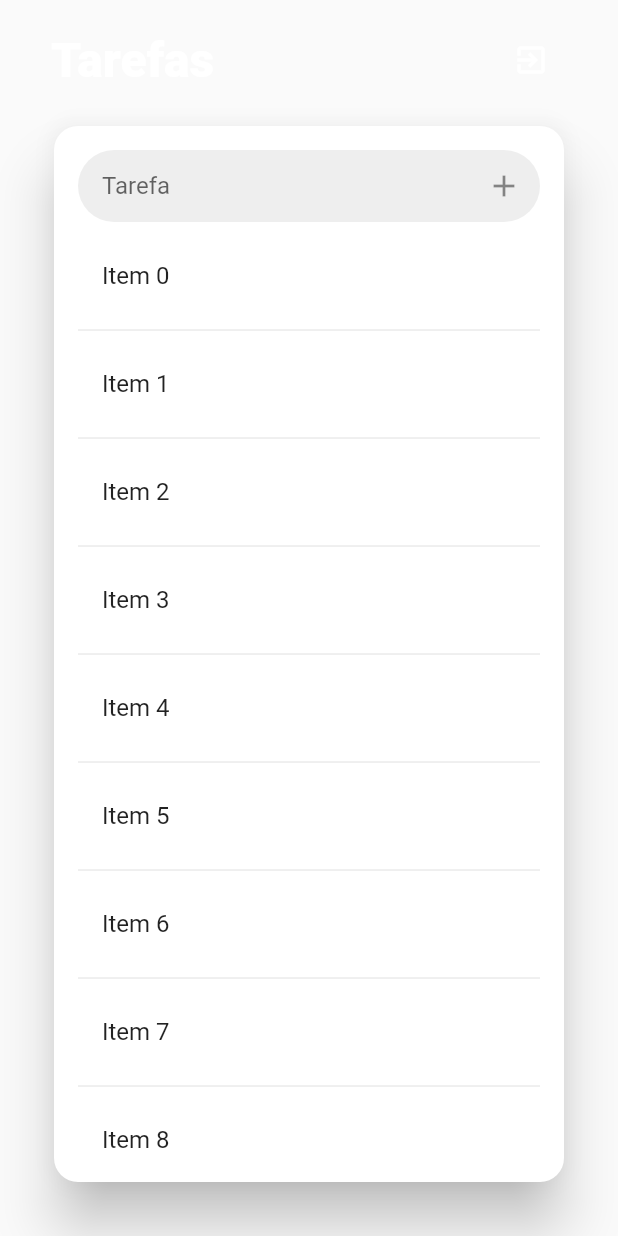
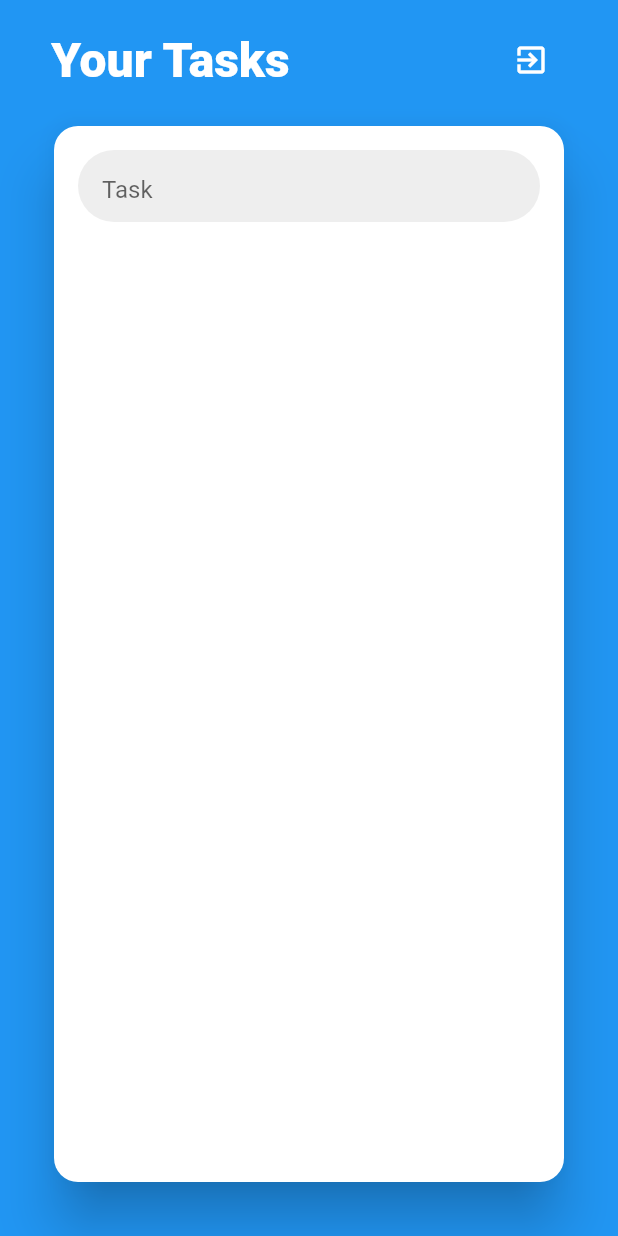
Before and after one commit to MonsterOfCode/MINE-Flutter-course, a Flutter app: the ListScreen screen opened directly, on a phone screen of 412 x 824 dp. Run offline on Flutter 3.47's test engine with Material 2 defaults, Android fonts, the phone set to English and light mode, and no system bars; our stand-ins replace cloud_firestore, dio, firebase_auth, firebase_storage, flare_flutter, flutter_masked_text and 8 more; accounts and stored records are empty; generated files the repository leaves out were written again.

Commit message:
feat(mobx) Mobx application done

```diff
--- a/mobx_app/lib/screens/list_screen.dart
+++ b/mobx_app/lib/screens/list_screen.dart
@@ -1,6 +1,10 @@
 import 'package:flutter/material.dart';
+import 'package:flutter_mobx/flutter_mobx.dart';
+import 'package:mobx_app/stores/list.store.dart';
+import 'package:mobx_app/stores/login.store.dart';
 import 'package:mobx_app/widgets/custom_icon_button.dart';
 import 'package:mobx_app/widgets/custom_text_field.dart';
+import 'package:provider/provider.dart';
 
 import 'login_screen.dart';
 
@@ -10,10 +14,14 @@ class ListScreen extends StatefulWidget {
 }
 
 class _ListScreenState extends State<ListScreen> {
+  final ListStore store = ListStore();
+  final TextEditingController controller = TextEditingController();
+
   @override
   Widget build(BuildContext context) {
     return SafeArea(
       child: Scaffold(
+        backgroundColor: Theme.of(context).primaryColor,
         resizeToAvoidBottomInset: false,
         body: Container(
           margin: const EdgeInsets.fromLTRB(32, 0, 32, 32),
@@ -25,13 +33,14 @@ class _ListScreenState extends State<ListScreen> {
                   mainAxisAlignment: MainAxisAlignment.spaceBetween,
                   children: <Widget>[
                     Text(
-                      'Tarefas',
+                      'Your Tasks',
                       style: TextStyle(color: Colors.white, fontWeight: FontWeight.w900, fontSize: 32),
                     ),
                     IconButton(
                       icon: Icon(Icons.exit_to_app),
                       color: Colors.white,
                       onPressed: () {
+                        Provider.of<LoginStore>(context, listen: false).logout();
                         Navigator.of(context).pushReplacement(MaterialPageRoute(builder: (context) => LoginScreen()));
                       },
                     ),
@@ -48,32 +57,49 @@ class _ListScreenState extends State<ListScreen> {
                     padding: const EdgeInsets.all(16),
                     child: Column(
                       children: <Widget>[
-                        CustomTextField(
-                          hint: 'Tarefa',
-                          onChanged: (todo) {},
-                          suffix: CustomIconButton(
+                        Observer(builder: (_) {
+                          return CustomTextField(
+                            controller: controller,
+                            hint: 'Task',
+                            onChanged: store.setNewTodoTitle,
+                            suffix: store.isFormValid
+                                ? CustomIconButton(
                                     radius: 32,
                                     iconData: Icons.add,
-                            onTap: () {},
-                          ),
-                        ),
+                                    onTap: () {
+                                      store.addTodo();
+                                      controller.clear();
+                                    },
+                                  )
+                                : null,
+                          );
+                        }),
                         const SizedBox(
                           height: 8,
                         ),
                         Expanded(
-                          child: ListView.separated(
-                            itemCount: 10,
+                          child: Observer(
+                            builder: (_) => ListView.separated(
+                              itemCount: store.todoList.length,
                               itemBuilder: (_, index) {
-                              return ListTile(
+                                final todo = store.todoList[index];
+                                return Observer(
+                                  builder: (_) => ListTile(
                                     title: Text(
-                                  'Item $index',
+                                      todo.title,
+                                      style: TextStyle(
+                                        decoration: todo.done ? TextDecoration.lineThrough : null,
+                                        color: todo.done ? Colors.grey : Colors.black,
                                       ),
-                                onTap: () {},
+                                    ),
+                                    onTap: todo.toggleDone,
+                                  ),
                                 );
                               },
                               separatorBuilder: (_, __) {
                                 return Divider();
                               },
+                            ),
                           ),
                         ),
                       ],
--- a/mobx_app/lib/screens/login_screen.dart
+++ b/mobx_app/lib/screens/login_screen.dart
@@ -5,6 +5,7 @@ import 'package:mobx_app/screens/list_screen.dart';
 import 'package:mobx_app/stores/login.store.dart';
 import 'package:mobx_app/widgets/custom_icon_button.dart';
 import 'package:mobx_app/widgets/custom_text_field.dart';
+import 'package:provider/provider.dart';
 
 class LoginScreen extends StatefulWidget {
   @override
@@ -12,12 +13,15 @@ class LoginScreen extends StatefulWidget {
 }
 
 class _LoginScreenState extends State<LoginScreen> {
-  LoginStore store = LoginStore();
+  LoginStore store;
   ReactionDisposer disposer;
 
   @override
   void didChangeDependencies() {
     super.didChangeDependencies();
+
+    store = Provider.of<LoginStore>(context);
+
     disposer = autorun((_) {
       if (store.loggedIn) Navigator.of(context).pushReplacement(MaterialPageRoute(builder: (_) => ListScreen()));
     });
--- a/mobx_app/pubspec.yaml
+++ b/mobx_app/pubspec.yaml
@@ -25,6 +25,7 @@ dependencies:
     sdk: flutter
   mobx: ^1.2.1+4
   flutter_mobx: ^1.1.0+2
+  provider: ^5.0.0
 
   # The following adds the Cupertino Icons font to your application.
   # Use with the CupertinoIcons class for iOS style icons.
```
Also changed, not shown: mobx_app/lib/main.dart (+11 -6 lines), mobx_app/lib/stores/list.store.dart (added, +25 -0 lines), mobx_app/lib/stores/login.store.dart (+7 -0 lines), mobx_app/lib/stores/todo.store.dart (added, +15 -0 lines), mobx_app/lib/stores/list.store.g.dart (added), mobx_app/lib/stores/todo.store.g.dart (added), mobx_app/pubspec.lock. Lines whose indentation alone changed are shown as unchanged.
